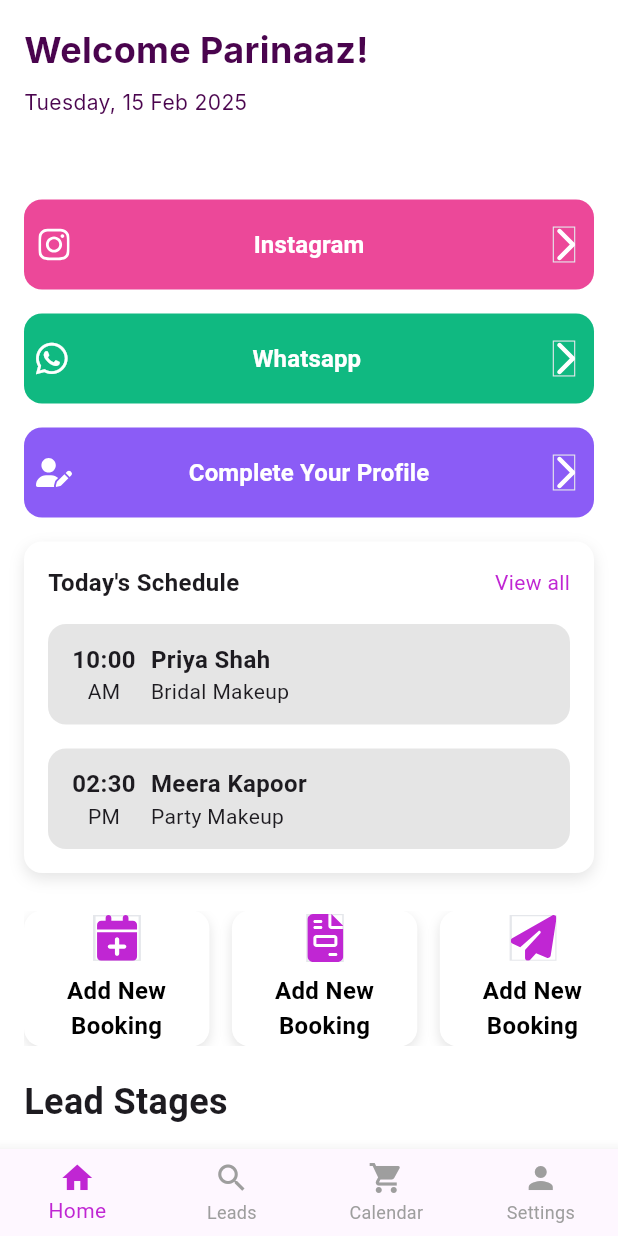
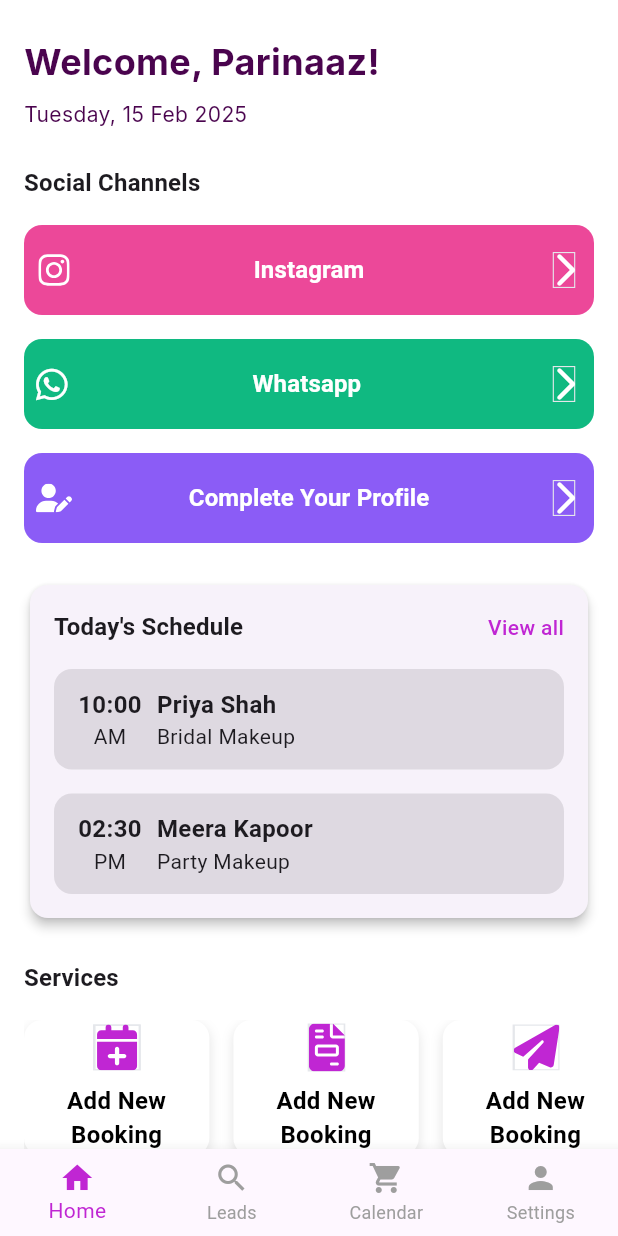
Before and after one commit to Chinmayverma1602/1glam, a Flutter app: the HomePage screen opened by its route, on a phone screen of 412 x 824 dp. Run offline on Flutter 3.47's test engine with Material 3 defaults, Android fonts, the phone set to English and light mode, and no system bars; our stand-ins replace dropdown_textfield, flutter_svg, font_awesome_flutter, google_fonts, pinput; missing offline and left inert: switcher_button.

```diff
--- a/lib/main.dart
+++ b/lib/main.dart
@@ -6,6 +6,7 @@ import 'package:glam1/screens/HomePage.dart';
 import 'package:glam1/screens/LeadsPage.dart';
 import 'package:glam1/screens/LoginPage.dart';
 import 'package:glam1/screens/ServicesInfoPage.dart';
+import 'package:glam1/screens/TravellingInfo.dart';
 import 'package:glam1/screens/VerifyEmailPage.dart';
 
 void main() {
@@ -22,9 +23,7 @@ class MyApp extends StatelessWidget {
       debugShowCheckedModeBanner: false,
       initialRoute: '/home',
       routes: {
-        '/home': (context) => const AboutMePage(
-              userEmail: '',
-            ),
+        '/home': (context) => AddressDetailsPage(),
         '/leads': (context) => const LeadsPage(),
         '/calendar': (context) => const HomePage(),
         '/settings': (context) => const HomePage(),
--- a/lib/screens/HomePage.dart
+++ b/lib/screens/HomePage.dart
@@ -1,12 +1,12 @@
 import 'package:flutter/material.dart';
 import 'package:font_awesome_flutter/font_awesome_flutter.dart';
+// Import your own files
 import 'package:glam1/constants/AppColors.dart';
 import 'package:glam1/widgets/BottomNavBar.dart';
 import 'package:glam1/widgets/CustomButton2.dart';
 import 'package:glam1/widgets/CustomHomeServicesButton.dart';
 import 'package:glam1/widgets/CustomScheduleButton.dart';
 import 'package:glam1/widgets/CustomStatsButton.dart';
-
 import 'package:glam1/widgets/CustomSubtitle.dart';
 import 'package:glam1/widgets/CustomTitle.dart';
 
@@ -18,7 +18,6 @@ class HomePage extends StatefulWidget {
 }
 
 class _HomePageState extends State<HomePage> {
-
   int _selectedIndex = 0;
 
   void _onItemTapped(int index) {
@@ -46,22 +45,45 @@ class _HomePageState extends State<HomePage> {
 
   @override
   Widget build(BuildContext context) {
+    // You can also adapt your Theme for consistent text styles, etc.
     return Scaffold(
       backgroundColor: Colors.white,
-
+      bottomNavigationBar: BottomNavBar(
+        currentIndex: _selectedIndex,
+        onTap: _onItemTapped,
+      ),
       body: SingleChildScrollView(
         child: Padding(
-          padding: const EdgeInsets.all(16.0),
+          padding: const EdgeInsets.symmetric(
+            horizontal: 16.0,
+            vertical: 24.0,
+          ),
           child: Column(
             crossAxisAlignment: CrossAxisAlignment.start,
             children: [
-              CustomTitle(title: "Welcome Parinaaz!"),
+              // Section: Greeting
+              CustomTitle(
+                title: "Welcome, Parinaaz!",
+              ),
               const SizedBox(height: 8),
               CustomSubTitle(
                 subtitle: "Tuesday, 15 Feb 2025",
                 color: AppColors.title,
               ),
-              const SizedBox(height: 55),
+              const SizedBox(height: 24),
+
+              // Section: Social Channels or Quick Actions
+              Text(
+                "Social Channels",
+                style: Theme.of(context).textTheme.titleMedium?.copyWith(
+                      fontWeight: FontWeight.w600,
+                    ),
+              ),
+              const SizedBox(height: 16),
+              // If you have many "buttons," you can put them in a row or column.
+              // You can also wrap them in a Card for an elevated look if you wish.
+              Column(
+                children: [
                   CustomButton2(
                     text: "Instagram",
                     borderColor: Colors.transparent,
@@ -71,9 +93,8 @@ class _HomePageState extends State<HomePage> {
                     textColor: Colors.white,
                     textSize: 16,
                     isBold: true,
-
                   ),
-               SizedBox(height: 16),
+                  const SizedBox(height: 16),
                   CustomButton2(
                     text: "Whatsapp",
                     borderColor: Colors.transparent,
@@ -85,7 +106,7 @@ class _HomePageState extends State<HomePage> {
                     textSize: 16,
                     isBold: true,
                   ),
-              SizedBox(height: 16),
+                  const SizedBox(height: 16),
                   CustomButton2(
                     text: "Complete Your Profile",
                     borderColor: Colors.transparent,
@@ -95,100 +116,142 @@ class _HomePageState extends State<HomePage> {
                     textColor: Colors.white,
                     textSize: 16,
                     isBold: true,
-
-              ),
-              const SizedBox(height: 16),
-
-              Container(
-                width: double.infinity,
-                padding: const EdgeInsets.all(16),
-                decoration: BoxDecoration(
-                  color: Colors.white,
-                  borderRadius: BorderRadius.circular(12),
-                  boxShadow: [
-                    BoxShadow(
-                      color: Colors.black.withOpacity(0.1),
-                      blurRadius: 8,
-                      offset: const Offset(0, 4),
                   ),
                 ],
               ),
+              const SizedBox(height: 24),
+
+              // Section: Today's Schedule
+              Card(
+                elevation: 3,
+                shape: RoundedRectangleBorder(
+                  borderRadius: BorderRadius.circular(12),
+                ),
+                child: Padding(
+                  padding: const EdgeInsets.all(16.0),
                   child: Column(
                     crossAxisAlignment: CrossAxisAlignment.start,
                     children: [
-
+                      // Header row
                       Row(
                         mainAxisAlignment: MainAxisAlignment.spaceBetween,
-                      children: const [
+                        children: [
                           Text(
                             "Today's Schedule",
-                          style: TextStyle(
-                            fontSize: 16,
+                            style: Theme.of(context)
+                                .textTheme
+                                .titleMedium
+                                ?.copyWith(
                                   fontWeight: FontWeight.bold,
                                 ),
                           ),
-                        Text(
+                          GestureDetector(
+                            onTap: () {
+                              // TODO: Navigate to full schedule page
+                            },
+                            child: Text(
                               "View all",
-                          style: TextStyle(
-                            fontSize: 14,
+                              style: Theme.of(context)
+                                  .textTheme
+                                  .bodyMedium
+                                  ?.copyWith(
                                     color: AppColors.primary,
+                                    fontWeight: FontWeight.w500,
+                                  ),
                             ),
                           ),
                         ],
                       ),
-                   SizedBox(height: 16),
-
-                    CustomScheduleButton(time: "10:00", timeBlock: "AM",userName: "Priya Shah",makeupType: "Bridal Makeup",),
-                    SizedBox(height: 16),
-                    CustomScheduleButton(time: "02:30", timeBlock: "PM",userName: "Meera Kapoor",makeupType: "Party Makeup",),
+                      const SizedBox(height: 16),
+                      CustomScheduleButton(
+                        time: "10:00",
+                        timeBlock: "AM",
+                        userName: "Priya Shah",
+                        makeupType: "Bridal Makeup",
+                      ),
+                      const SizedBox(height: 16),
+                      CustomScheduleButton(
+                        time: "02:30",
+                        timeBlock: "PM",
+                        userName: "Meera Kapoor",
+                        makeupType: "Party Makeup",
+                      ),
                     ],
                   ),
                 ),
-              SizedBox(height: 25,),
+              ),
+              const SizedBox(height: 24),
+
+              // Section: Add New Booking or other Home Services
+              Text(
+                "Services",
+                style: Theme.of(context).textTheme.titleMedium?.copyWith(
+                      fontWeight: FontWeight.w600,
+                    ),
+              ),
+              const SizedBox(height: 16),
               SingleChildScrollView(
                 scrollDirection: Axis.horizontal,
                 child: Row(
                   children: [
-                    CustomHomeServicesButton(label: "Add New Booking", iconPath: 'assets/images/i3.svg',),
-                     SizedBox(width: 15,),
-                    CustomHomeServicesButton(label: "Add New Booking", iconPath: 'assets/images/i-2.svg',),
-                    SizedBox(width: 15,),
-                    CustomHomeServicesButton(label: "Add New Booking", iconPath: 'assets/images/i-1.svg',),
+                    CustomHomeServicesButton(
+                      label: "Add New Booking",
+                      iconPath: 'assets/images/i3.svg',
+                    ),
+                    const SizedBox(width: 16),
+                    CustomHomeServicesButton(
+                      label: "Add New Booking",
+                      iconPath: 'assets/images/i-2.svg',
+                    ),
+                    const SizedBox(width: 16),
+                    CustomHomeServicesButton(
+                      label: "Add New Booking",
+                      iconPath: 'assets/images/i-1.svg',
+                    ),
                   ],
                 ),
               ),
-               SizedBox(height: 20,),
+              const SizedBox(height: 32),
+
+              // Section: Lead Stages
               Text(
                 "Lead Stages",
-                  style: TextStyle(
-                  fontSize: 24,
+                style: Theme.of(context).textTheme.titleLarge?.copyWith(
                       fontWeight: FontWeight.bold,
                     ),
               ),
-                   SizedBox(height: 20,),
+              const SizedBox(height: 16),
               SingleChildScrollView(
                 scrollDirection: Axis.horizontal,
                 child: Row(
                   children: [
-                    CustomStatsButton(label: "Inquiry Received", stats: "12", textColor: AppColors.primary,labelColor: Colors.grey,),
-                    SizedBox(width: 15,),
-                    CustomStatsButton(label: "Inquiry Received", stats: "12", textColor: AppColors.primary,labelColor: Colors.grey,),
-                    SizedBox(width: 15,),
-                    CustomStatsButton(label: "Inquiry Received", stats: "12", textColor: AppColors.primary,labelColor:  Colors.grey,),
+                    CustomStatsButton(
+                      label: "Inquiry Received",
+                      stats: "12",
+                      textColor: AppColors.primary,
+                      labelColor: Colors.grey,
+                    ),
+                    const SizedBox(width: 16),
+                    CustomStatsButton(
+                      label: "Proposal Sent",
+                      stats: "8",
+                      textColor: AppColors.primary,
+                      labelColor: Colors.grey,
+                    ),
+                    const SizedBox(width: 16),
+                    CustomStatsButton(
+                      label: "Booked",
+                      stats: "5",
+                      textColor: AppColors.primary,
+                      labelColor: Colors.grey,
+                    ),
                   ],
                 ),
-              )
-
+              ),
             ],
           ),
         ),
       ),
-      bottomNavigationBar: BottomNavBar(
-        currentIndex: _selectedIndex,
-        onTap: _onItemTapped,
-      ),
     );
   }
-
-
 }
--- a/pubspec.yaml
+++ b/pubspec.yaml
@@ -41,6 +41,8 @@ dependencies:
   switcher_button: ^0.0.4
   font_awesome_flutter: ^10.8.0
   http: ^1.3.0
+  shared_preferences: ^2.5.2
+  dropdown_textfield: ^1.2.0
 
 dev_dependencies:
   flutter_test:
```
Also changed, not shown: lib/screens/AboutMePage.dart (+14 -3 lines), lib/screens/AddressDetailsPage.dart (+10 -5 lines), lib/screens/TravellingInfo.dart (+95 -57 lines), lib/services/address_service.dart (+34 -8 lines), lib/widgets/CustomCheckBox.dart (+9 -4 lines), pubspec.lock, 1 other file. Lines whose indentation alone changed are shown as unchanged.
